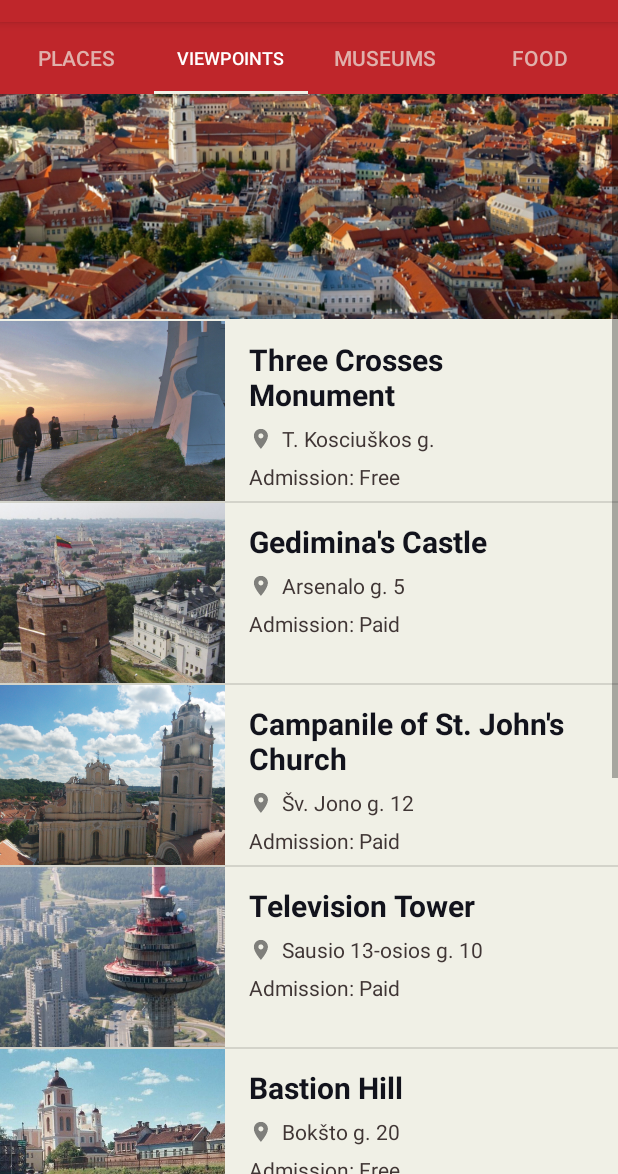
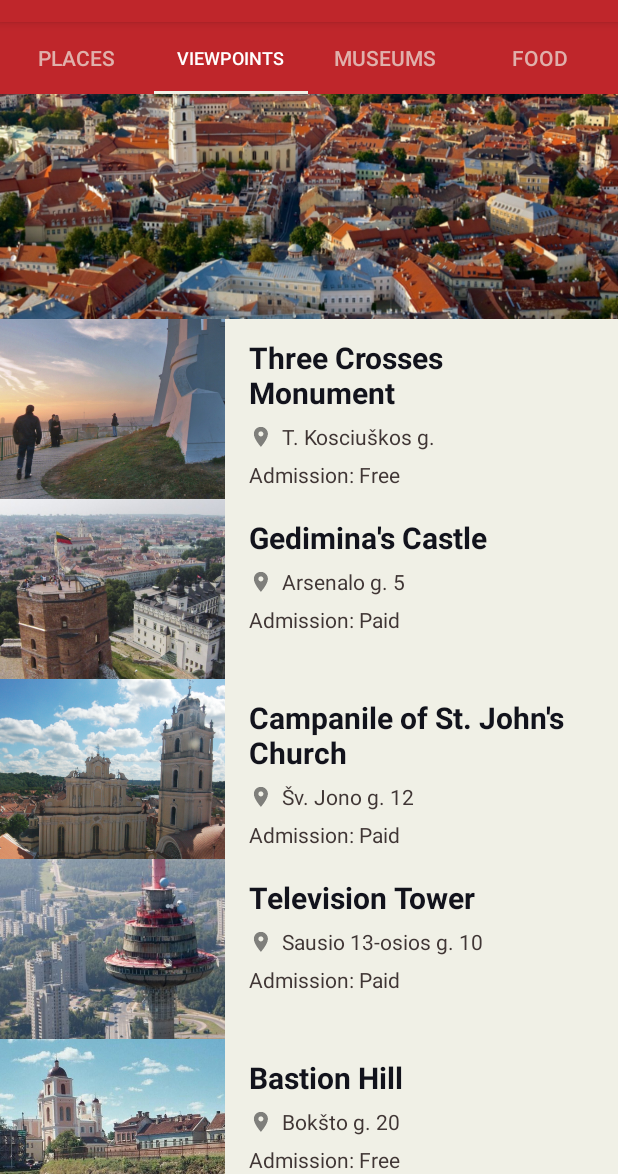
Before and after one commit to beatricefar/VilniusTourGuide, an Android app: the screen it shows after launch (MainActivity), tab 2 chosen, on a phone screen of 412 x 824 dp, the part 62-1236 px from its top. Run offline under Robolectric (Android 15) with nearby library versions, the phone set to English and light mode, and no system bars.

Commit message:
Swapped list view into recycler view. Fixed all the errors.

```diff
--- a/app/build.gradle
+++ b/app/build.gradle
@@ -28,4 +28,5 @@ dependencies {
     androidTestImplementation 'com.android.support.test.espresso:espresso-core:3.0.2'
     implementation 'com.android.support:appcompat-v7:27.1.1'
     implementation 'com.android.support:design:27.1.1'
+    implementation 'com.android.support:recyclerview-v7:27.1.1'
 }
--- a/app/src/main/java/com/beatricefarias/vilniustourguide/adapters/AttractionAdapter.java
+++ b/app/src/main/java/com/beatricefarias/vilniustourguide/adapters/AttractionAdapter.java
@@ -2,7 +2,9 @@ package com.beatricefarias.vilniustourguide.adapters;
 
 import android.app.Activity;
 import android.content.Context;
+import android.content.Intent;
 import android.support.annotation.NonNull;
+import android.support.v7.widget.RecyclerView;
 import android.view.LayoutInflater;
 import android.view.View;
 import android.view.ViewGroup;
@@ -12,43 +14,77 @@ import android.widget.ListView;
 import android.widget.TextView;
 
 import com.beatricefarias.vilniustourguide.Attraction;
+import com.beatricefarias.vilniustourguide.AttractionListOnClickListener;
 import com.beatricefarias.vilniustourguide.Constants;
 import com.beatricefarias.vilniustourguide.R;
+import com.beatricefarias.vilniustourguide.activities.AttractionActivity;
 
 import java.util.ArrayList;
 
-public class AttractionAdapter extends ArrayAdapter<Attraction> {
+public class AttractionAdapter extends RecyclerView.Adapter<AttractionAdapter.ViewHolder> {
+    private Context context;
+    private ArrayList<Attraction> attractions;
 
-    public AttractionAdapter(Activity context, ArrayList<Attraction> attractions) {
-        super(context, 0, attractions);
+    public AttractionAdapter(Context context, ArrayList<Attraction> attractions) {
+        this.context = context;
+        this.attractions = attractions;
+    }
+
+    @NonNull
+    @Override
+    public ViewHolder onCreateViewHolder(@NonNull ViewGroup parent, int viewType) {
+        return new ViewHolder(
+                LayoutInflater.from(context)
+                .inflate(R.layout.list_item, parent, false)
+        );
     }
 
     @Override
-    public View getView(int position, View convertView, ViewGroup parent){
-        View listItemView = convertView;
-        if (listItemView == null) {
-            listItemView = LayoutInflater.from(getContext())
-                    .inflate(R.layout.list_item, parent, false);
+    public void onBindViewHolder(@NonNull ViewHolder holder, final int position) {
+        final Attraction currentAttraction = attractions.get(position);
+
+        holder.attractionImage.setImageResource(currentAttraction.getImageId());
+        holder.attractionName.setText(currentAttraction.getAttractionName());
+        holder.location.setText(currentAttraction.getLocation());
+        if (currentAttraction.getPrice()){
+            holder.price.setText(R.string.admission_free);
+        } else {
+            holder.price.setText(R.string.admission_paid);
         }
+        holder.parentView.setOnClickListener(new View.OnClickListener() {
+            @Override
+            public void onClick(View view) {
+                Intent intent = new Intent(context, AttractionActivity.class);
+                intent.putExtra(Constants.ATTRACTION_PARCEABLE, currentAttraction);
+                context.startActivity(intent);
+            }
+        });
+    }
 
-        Attraction currentAttraction = getItem(position);
+    @Override
+    public int getItemCount(){
+        return attractions.size();
+    }
 
-        ImageView attractionImage = (ImageView) listItemView.findViewById(R.id.image);
-        attractionImage.setImageResource(currentAttraction.getImageId());
+    public class ViewHolder extends RecyclerView.ViewHolder {
+        private ImageView attractionImage;
+        private TextView attractionName;
+        private TextView location;
+        private TextView price;
+        private View parentView;
 
-        TextView attractionName = (TextView) listItemView.findViewById(R.id.attraction_name);
-        attractionName.setText(currentAttraction.getAttractionName());
-
-        TextView location = (TextView) listItemView.findViewById(R.id.location);
-        location.setText(currentAttraction.getLocation());
-
-        TextView price = (TextView) listItemView.findViewById(R.id.price);
-        if (currentAttraction.getPrice()){
-            price.setText(R.string.admission_free);
-        } else {
-            price.setText(R.string.admission_paid);
+        public ViewHolder (@NonNull View view) {
+            super(view);
+            this.parentView = view;
+            this.attractionImage = (ImageView) view
+                    .findViewById(R.id.image);
+            this.attractionName = (TextView) view
+                    .findViewById(R.id.attraction_name);
+            this.location = (TextView) view
+                    .findViewById(R.id.location);
+            this.price = (TextView) view
+                    .findViewById(R.id.price);
         }
-        return listItemView;
     }
 
 }
--- a/app/src/main/java/com/beatricefarias/vilniustourguide/fragments/MuseumFragment.java
+++ b/app/src/main/java/com/beatricefarias/vilniustourguide/fragments/MuseumFragment.java
@@ -3,6 +3,8 @@ package com.beatricefarias.vilniustourguide.fragments;
 
 import android.os.Bundle;
 import android.support.v4.app.Fragment;
+import android.support.v7.widget.LinearLayoutManager;
+import android.support.v7.widget.RecyclerView;
 import android.view.LayoutInflater;
 import android.view.View;
 import android.view.ViewGroup;
@@ -64,21 +66,14 @@ public class MuseumFragment extends Fragment {
                 Constants.ATTRACTION_IS_PAID));
 
         AttractionAdapter adapter = new AttractionAdapter(getActivity(), museums);
-        ListView attractionList= rootView.findViewById(R.id.attraction_list);
+        RecyclerView attractionRecyclerView= (RecyclerView) rootView.findViewById(R.id.attraction_list);
 
-        //Add a header to list view
+        attractionRecyclerView.setAdapter(new AttractionAdapter(getActivity(), museums));
+        attractionRecyclerView.setLayoutManager(new LinearLayoutManager(getActivity()));
 
-        LayoutInflater layoutinflater = getLayoutInflater();
-        ViewGroup header = (ViewGroup)layoutinflater.inflate(R.layout.list_view_header, attractionList,false);
-        attractionList.addHeaderView(header, null, false);
-        header.setEnabled(false);
-        header.setOnClickListener(null);
+        ImageView header = (ImageView) rootView.findViewById(R.id.header);
+        header.setImageResource(R.drawable.museums_header);
 
-        ImageView headerImage = header.findViewById(R.id.header);
-        headerImage.setImageResource(R.drawable.museums_header);
-
-        attractionList.setAdapter(adapter);
-        attractionList.setOnItemClickListener(new AttractionListOnClickListener(getActivity(), museums));
 
         return rootView;
     }
--- a/app/src/main/java/com/beatricefarias/vilniustourguide/fragments/PlacesFragment.java
+++ b/app/src/main/java/com/beatricefarias/vilniustourguide/fragments/PlacesFragment.java
@@ -3,6 +3,8 @@ package com.beatricefarias.vilniustourguide.fragments;
 
 import android.os.Bundle;
 import android.support.v4.app.Fragment;
+import android.support.v7.widget.LinearLayoutManager;
+import android.support.v7.widget.RecyclerView;
 import android.view.LayoutInflater;
 import android.view.View;
 import android.view.ViewGroup;
@@ -64,21 +66,14 @@ public class PlacesFragment extends Fragment {
                 Constants.ATTRACTION_IS_FREE));
 
         AttractionAdapter adapter = new AttractionAdapter(getActivity(), places);
-        ListView attractionList= rootView.findViewById(R.id.attraction_list);
+        RecyclerView attractionRecyclerView= (RecyclerView) rootView.findViewById(R.id.attraction_list);
 
-        //Add a header to list view
+        attractionRecyclerView.setAdapter(new AttractionAdapter(getActivity(), places));
+        attractionRecyclerView.setLayoutManager(new LinearLayoutManager(getActivity()));
 
-        LayoutInflater layoutinflater = getLayoutInflater();
-        ViewGroup header = (ViewGroup)layoutinflater.inflate(R.layout.list_view_header, attractionList,false);
-        attractionList.addHeaderView(header, null, false);
-        header.setEnabled(false);
-        header.setOnClickListener(null);
+        ImageView header = (ImageView) rootView.findViewById(R.id.header);
+        header.setImageResource(R.drawable.places_header);
 
-        ImageView headerImage = header.findViewById(R.id.header);
-        headerImage.setImageResource(R.drawable.places_header);
-
-        attractionList.setAdapter(adapter);
-        attractionList.setOnItemClickListener(new AttractionListOnClickListener(getActivity(), places));
 
         return rootView;
     }
--- a/app/src/main/java/com/beatricefarias/vilniustourguide/fragments/RestaurantFragment.java
+++ b/app/src/main/java/com/beatricefarias/vilniustourguide/fragments/RestaurantFragment.java
@@ -3,6 +3,8 @@ package com.beatricefarias.vilniustourguide.fragments;
 
 import android.os.Bundle;
 import android.support.v4.app.Fragment;
+import android.support.v7.widget.LinearLayoutManager;
+import android.support.v7.widget.RecyclerView;
 import android.view.LayoutInflater;
 import android.view.View;
 import android.view.ViewGroup;
@@ -52,21 +54,13 @@ public class RestaurantFragment extends Fragment {
                 Constants.ATTRACTION_IS_PAID));
 
         AttractionAdapter adapter = new AttractionAdapter(getActivity(), restaurants);
-        ListView attractionList= rootView.findViewById(R.id.attraction_list);
+        RecyclerView attractionRecyclerView= (RecyclerView) rootView.findViewById(R.id.attraction_list);
 
-        //Add a header to list view
+        attractionRecyclerView.setAdapter(new AttractionAdapter(getActivity(), restaurants));
+        attractionRecyclerView.setLayoutManager(new LinearLayoutManager(getActivity()));
 
-        LayoutInflater layoutinflater = getLayoutInflater();
-        ViewGroup header = (ViewGroup)layoutinflater.inflate(R.layout.list_view_header, attractionList,false);
-        attractionList.addHeaderView(header, null, false);
-        header.setEnabled(false);
-        header.setOnClickListener(null);
-
-        ImageView headerImage = header.findViewById(R.id.header);
-        headerImage.setImageResource(R.drawable.food_header);
-
-        attractionList.setAdapter(adapter);
-        attractionList.setOnItemClickListener(new AttractionListOnClickListener(getActivity(), restaurants));
+        ImageView header = (ImageView) rootView.findViewById(R.id.header);
+        header.setImageResource(R.drawable.food_header);
 
         return rootView;
     }
--- a/app/src/main/java/com/beatricefarias/vilniustourguide/fragments/ViewpointsFragment.java
+++ b/app/src/main/java/com/beatricefarias/vilniustourguide/fragments/ViewpointsFragment.java
@@ -3,6 +3,8 @@ package com.beatricefarias.vilniustourguide.fragments;
 
 import android.os.Bundle;
 import android.support.v4.app.Fragment;
+import android.support.v7.widget.LinearLayoutManager;
+import android.support.v7.widget.RecyclerView;
 import android.view.LayoutInflater;
 import android.view.View;
 import android.view.ViewGroup;
@@ -64,22 +66,14 @@ public class ViewpointsFragment extends Fragment {
                 Constants.ATTRACTION_IS_FREE));
 
         AttractionAdapter adapter = new AttractionAdapter(getActivity(), viewpoints);
-        ListView attractionList= rootView.findViewById(R.id.attraction_list);
+        RecyclerView attractionRecyclerView= (RecyclerView) rootView.findViewById(R.id.attraction_list);
 
-        //Add a header to list view
+        attractionRecyclerView.setAdapter(new AttractionAdapter(getActivity(), viewpoints));
+        attractionRecyclerView.setLayoutManager(new LinearLayoutManager(getActivity()));
 
-        LayoutInflater layoutinflater = getLayoutInflater();
-        ViewGroup header = (ViewGroup)layoutinflater.inflate(R.layout.list_view_header, attractionList,false);
-        attractionList.addHeaderView(header, null, false);
-        header.setEnabled(false);
-        header.setOnClickListener(null);
+        ImageView header = (ImageView) rootView.findViewById(R.id.header);
+        header.setImageResource(R.drawable.viewpoints_header);
 
-        ImageView headerImage = header.findViewById(R.id.header);
-        headerImage.setImageResource(R.drawable.viewpoints_header);
-
-        attractionList.setAdapter(adapter);
-
-        attractionList.setOnItemClickListener(new AttractionListOnClickListener(getActivity(), viewpoints));
 
         return rootView;
     }
--- a/app/src/main/res/layout/list_fragment.xml
+++ b/app/src/main/res/layout/list_fragment.xml
@@ -1,6 +1,18 @@
 <?xml version="1.0" encoding="utf-8"?>
-<ListView xmlns:android="http://schemas.android.com/apk/res/android"
-    xmlns:app="http://schemas.android.com/apk/res-auto"
-    android:id="@+id/attraction_list"
+<LinearLayout xmlns:android="http://schemas.android.com/apk/res/android"
     android:layout_width="match_parent"
-    android:layout_height="wrap_content" />
+    android:layout_height="match_parent"
+    android:orientation="vertical">
+
+    <ImageView
+        android:id="@+id/header"
+        android:layout_width="match_parent"
+        android:layout_height="150dp"
+        android:scaleType="centerCrop"
+        android:src="@drawable/bastion_city_wall" />
+
+    <android.support.v7.widget.RecyclerView
+        android:id="@+id/attraction_list"
+        android:layout_width="match_parent"
+        android:layout_height="wrap_content" />
+</LinearLayout>
--- a/app/src/main/res/layout/list_view_header.xml
+++ /dev/null
@@ -1,13 +0,0 @@
-<?xml version="1.0" encoding="utf-8"?>
-<LinearLayout xmlns:android="http://schemas.android.com/apk/res/android"
-    android:layout_width="match_parent"
-    android:layout_height="match_parent">
-
-    <ImageView
-        android:id="@+id/header"
-        android:layout_width="match_parent"
-        android:layout_height="150dp"
-        android:scaleType="centerCrop"
-        android:src="@drawable/bastion_city_wall" />
-
-</LinearLayout>
--- a/app/src/main/res/values/styles.xml
+++ b/app/src/main/res/values/styles.xml
@@ -10,7 +10,6 @@
 
     <style name="SplashTheme" parent="Theme.AppCompat.NoActionBar">
         <item name="android:windowBackground">@drawable/background_splash_screen</item>
-        <!--<item name="android:src">@drawable/vilnius_lt_logo</item>-->
     </style>
 
 </resources>
```
Also changed, not shown: app/src/main/res/drawable-hdpi/vilnius_university.jpg (added), app/src/main/res/drawable-mdpi/vilnius_university.jpg (added), app/src/main/res/drawable-xhdpi/vilnius_university.jpg (added), app/src/main/res/drawable-xxhdpi/vilnius_university.jpg (added), app/src/main/res/drawable-xxxhdpi/vilnius_university.jpg (added).
